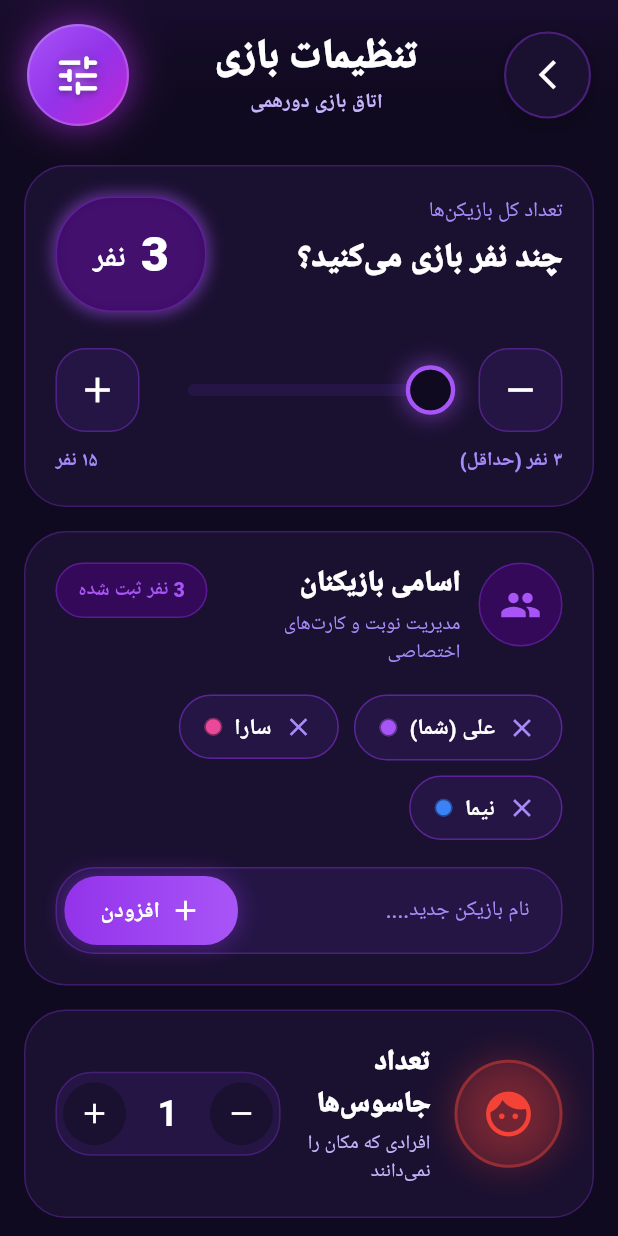
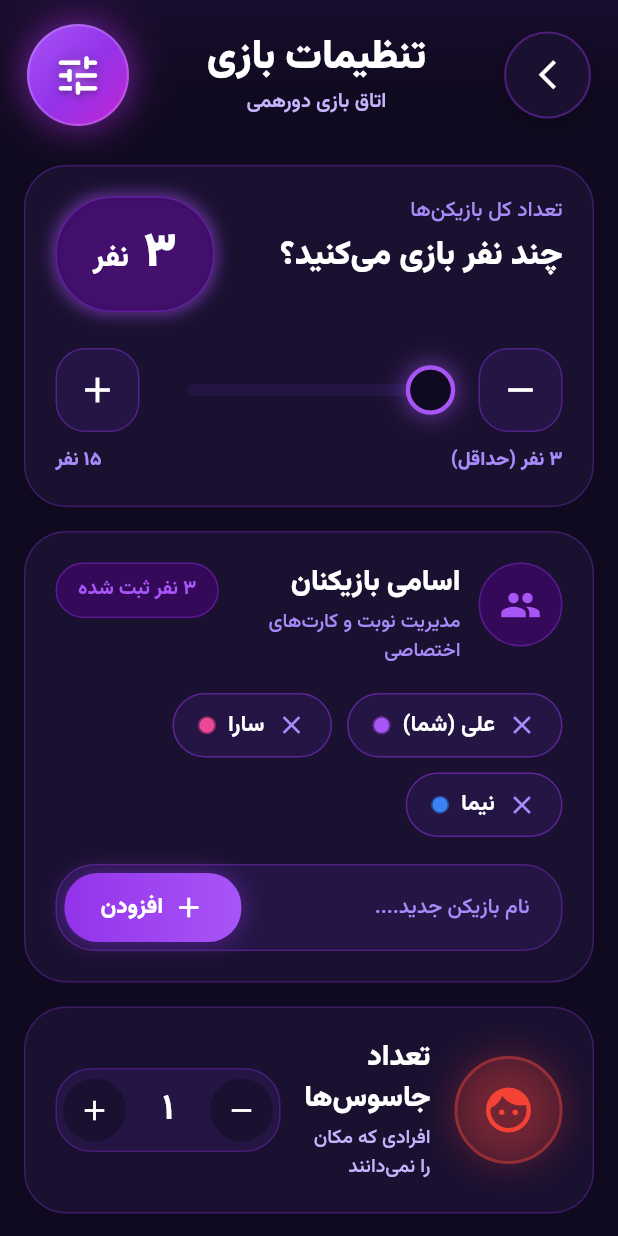
Before and after one commit to negarpoormehdi/joopi.imposter, a Flutter app: the GameSettingsRandomScreen screen opened directly, after a tap on the "arrow forward ios" icon, on a phone screen of 412 x 824 dp. Run offline on Flutter 3.47's test engine with Material 3 defaults, Android fonts, the phone set to English and light mode, and no system bars; Roboto replaces fonts that are missing (IranSans); project files that could hold a hidden picture were left out.

Commit message:
style and font

```diff
--- a/lib/screens/game_settings_random_screen.dart
+++ b/lib/screens/game_settings_random_screen.dart
@@ -86,8 +86,8 @@ class _GameSettingsRandomScreenState extends State<GameSettingsRandomScreen> {
           SectionHeader(
             title: 'چند نفر بازی می‌کنید؟',
             subtitle: 'تعداد کل بازیکن‌ها',
-            leadingBadge: const BadgeTag(
-              text: '۵ نفر',
+            leadingBadge: BadgeTag(
+              text: '${_playersCount.toFa} نفر',
               color: AppTheme.primaryPurple,
               icon: Icons.water_drop_outlined,
             ),
@@ -465,7 +465,7 @@ class _GameSettingsRandomScreenState extends State<GameSettingsRandomScreen> {
                   width: 40,
                   alignment: Alignment.center,
                   child: Text(
-                    '$_spyCount',
+                    '${_spyCount.toFa}',
                     style: const TextStyle(
                       color: AppTheme.textPrimary,
                       fontSize: 24,
@@ -539,7 +539,7 @@ class _GameSettingsRandomScreenState extends State<GameSettingsRandomScreen> {
                         ),
                         const SizedBox(width: 10),
                         BadgeTag(
-                          text: '$_roundTime دقیقه',
+                          text: '${_roundTime.toFa} دقیقه',
                           color: AppTheme.darkPurple,
                         ),
                       ],
--- a/lib/screens/role_distribution_flow_screen.dart
+++ b/lib/screens/role_distribution_flow_screen.dart
@@ -158,7 +158,7 @@ class _RoleDistributionFlowScreenState extends State<RoleDistributionFlowScreen>
                   children: [
                     const TextSpan(text: 'بازیکن  '),
                     TextSpan(
-                      text: '${_currentPlayerIndex + 1}',
+                      text: '${(_currentPlayerIndex + 1).toFa}',
                       style: const TextStyle(
                         color: AppTheme.lightPurple,
                         fontSize: 22,
@@ -166,7 +166,7 @@ class _RoleDistributionFlowScreenState extends State<RoleDistributionFlowScreen>
                     ),
                     const TextSpan(text: '  از  '),
                     TextSpan(
-                      text: '$_total',
+                      text: '${_total.toFa}',
                       style: const TextStyle(
                         color: AppTheme.textMuted,
                         fontSize: 18,
--- a/lib/screens/topics_screen.dart
+++ b/lib/screens/topics_screen.dart
@@ -131,7 +131,7 @@ class _TopicsScreenState extends State<TopicsScreen> {
               BottomActionButton(
                 title: 'تایید و ادامه بازی',
                 subtitle:
-                    '${_selectedCount * 20}+ کلمه فعال • $_selectedCount دسته‌بندی فعال',
+                    '${(_selectedCount * 20).toFa}+ کلمه فعال • ${_selectedCount.toFa} دسته‌بندی فعال',
                 leftIcon: Icons.group,
                 rightIcon: Icons.arrow_back,
                 leftColor: AppTheme.lightPurple,
--- a/lib/theme/app_theme.dart
+++ b/lib/theme/app_theme.dart
@@ -68,7 +68,7 @@ class AppTheme {
   static const double countBadgeHorizontalPadding = 14;
   static const double countBadgeVerticalPadding = 8;
 
-  static const String fontFamily = 'IranSans';
+  static const String fontFamily = 'Vazirmatn';
 
   static TextTheme _buildTextTheme(TextTheme base) {
     return base
@@ -324,3 +324,35 @@ class AppTheme {
     );
   }
 }
+
+const Map<String, String> _persianDigits = {
+  '0': '۰',
+  '1': '۱',
+  '2': '۲',
+  '3': '۳',
+  '4': '۴',
+  '5': '۵',
+  '6': '۶',
+  '7': '۷',
+  '8': '۸',
+  '9': '۹',
+};
+
+extension PersianNumberExtension on String {
+  String get toFa {
+    if (isEmpty) return this;
+    final buffer = StringBuffer();
+    for (final ch in split('')) {
+      buffer.write(_persianDigits[ch] ?? ch);
+    }
+    return buffer.toString();
+  }
+}
+
+extension PersianNumberIntExtension on int {
+  String get toFa => toString().toFa;
+}
+
+extension PersianNumberNumExtension on num {
+  String get toFa => toString().toFa;
+}
```
Also changed, not shown: lib/screens/game_settings_screen.dart (+4 -6 lines), lib/screens/gameplay_screen.dart (+7 -3 lines), pubspec.yaml (+11 -7 lines), fonts/IRANSans-Bold.ttf (deleted), fonts/IRANSans-Light.ttf (deleted), fonts/IRANSans-Medium.ttf (deleted), fonts/IRANSans-Regular.ttf (deleted), fonts/IRANSans-UltraLight.ttf (deleted), fonts/Vazirmatn-Black.ttf (added), fonts/Vazirmatn-Bold.ttf (added), fonts/Vazirmatn-ExtraBold.ttf (added), fonts/Vazirmatn-Light.ttf (added), fonts/Vazirmatn-Medium.ttf (added), fonts/Vazirmatn-Regular.ttf (added), 1 more files.
